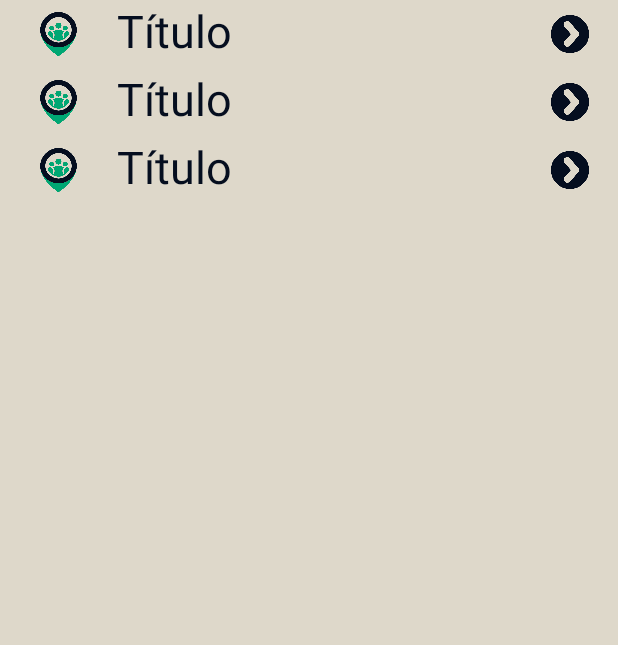
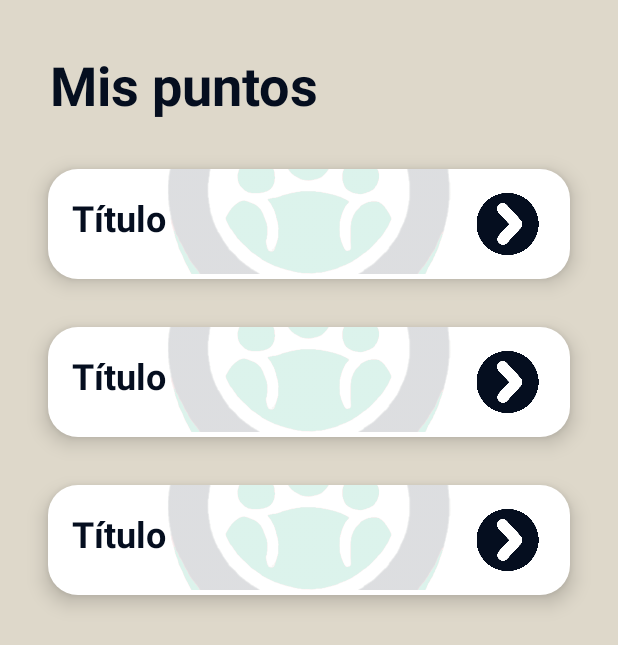
Before and after one commit to rafaruedaruiz/SocialMapPoints, an Android app: the layout activity_my_points.xml on its own in the app's theme, with its tools: preview values and no code run, on a phone screen of 412 x 824 dp. Shown: the top 645 px of the screen. Run offline under Robolectric (Android 15) with nearby library versions, the phone set to English and light mode, and no system bars.

Commit message:
myPoints view bonita

```diff
--- /dev/null
+++ b/app/src/main/res/drawable/border_rounded.xml
@@ -0,0 +1,6 @@
+<?xml version="1.0" encoding="utf-8"?>
+<shape xmlns:android="http://schemas.android.com/apk/res/android"
+    android:shape="rectangle">
+    <solid android:color="@android:color/white" />
+    <corners android:radius="20dp" />
+</shape>
--- a/app/src/main/res/layout/activity_my_points.xml
+++ b/app/src/main/res/layout/activity_my_points.xml
@@ -1,16 +1,31 @@
 <?xml version="1.0" encoding="utf-8"?>
-<FrameLayout xmlns:android="http://schemas.android.com/apk/res/android"
+<LinearLayout xmlns:android="http://schemas.android.com/apk/res/android"
     xmlns:app="http://schemas.android.com/apk/res-auto"
     xmlns:tools="http://schemas.android.com/tools"
-    android:id="@+id/frameLayout"
+    android:orientation="vertical"
     android:layout_width="match_parent"
     android:layout_height="match_parent"
     android:background="#ded8ca">
 
+    <TextView
+        android:id="@+id/titleTextView"
+        android:layout_width="match_parent"
+        android:layout_height="wrap_content"
+        android:layout_marginStart="16dp"
+        android:layout_marginTop="32dp"
+        android:layout_marginEnd="16dp"
+        android:text="  Mis puntos"
+        android:textColor="#050e1f"
+        android:textSize="36sp"
+        android:textStyle="bold" />
+
     <androidx.recyclerview.widget.RecyclerView
         android:id="@+id/recyclerViewMyPoints"
         android:layout_width="match_parent"
-        android:layout_height="match_parent"
+        android:layout_height="0dp"
+        android:layout_weight="1"
+        android:padding="16dp"
         app:layoutManager="androidx.recyclerview.widget.LinearLayoutManager"
         tools:listitem="@layout/view_point_on_list" />
-</FrameLayout>
+
+</LinearLayout>
--- a/app/src/main/res/layout/view_point_on_list.xml
+++ b/app/src/main/res/layout/view_point_on_list.xml
@@ -1,33 +1,38 @@
 <?xml version="1.0" encoding="utf-8"?>
-<LinearLayout xmlns:android="http://schemas.android.com/apk/res/android"
-    xmlns:app="http://schemas.android.com/apk/res-auto"
-    android:layout_width="wrap_content"
+<FrameLayout xmlns:android="http://schemas.android.com/apk/res/android"
+    android:layout_width="match_parent"
     android:layout_height="wrap_content"
-    android:background="#ded8ca"
-    android:orientation="horizontal">
+    android:layout_margin="16dp"
+    android:background="@drawable/border_rounded"
+    android:elevation="8dp">
 
     <ImageView
         android:id="@+id/imageLogo"
-        android:layout_width="78dp"
-        android:layout_height="45dp"
-        app:srcCompat="@drawable/logo_reducido_sin_fondo" />
+        android:layout_width="match_parent"
+        android:layout_height="70dp"
+        android:alpha="0.14"
+        android:scaleType="centerCrop"
+        android:src="@drawable/logo_reducido_sin_fondo" />
 
     <TextView
         android:id="@+id/tituloTextView"
-        android:layout_width="270dp"
+        android:layout_width="match_parent"
         android:layout_height="match_parent"
+        android:padding="16dp"
         android:text="Título"
         android:textColor="#050e1f"
-        android:textSize="30sp" />
+        android:textSize="24sp"
+        android:textStyle="bold" />
 
     <ImageButton
         android:id="@+id/goButton"
-        android:layout_width="81dp"
-        android:layout_height="match_parent"
-        android:layout_weight="1"
-        android:backgroundTint="#00FFFFFF"
+        android:layout_width="83dp"
+        android:layout_height="73dp"
+        android:layout_gravity="end|center_vertical"
+        android:background="@android:color/transparent"
         android:contentDescription="@string/app_name"
+        android:padding="16dp"
         android:scaleType="fitCenter"
-        app:srcCompat="@drawable/go_button" />
+        android:src="@drawable/go_button" />
 
-</LinearLayout>
+</FrameLayout>
```
